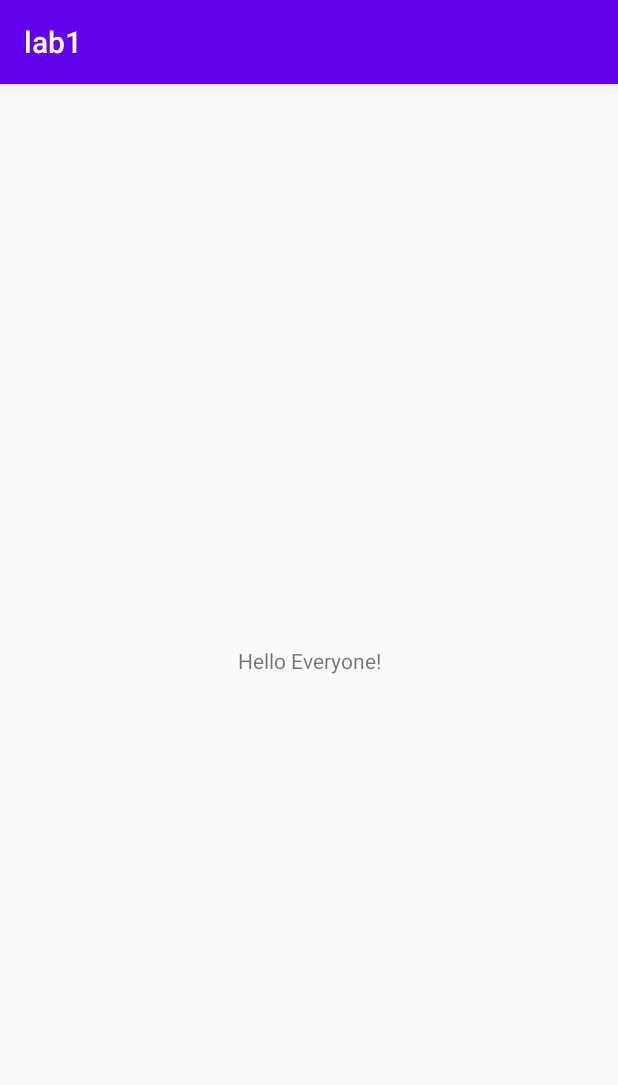
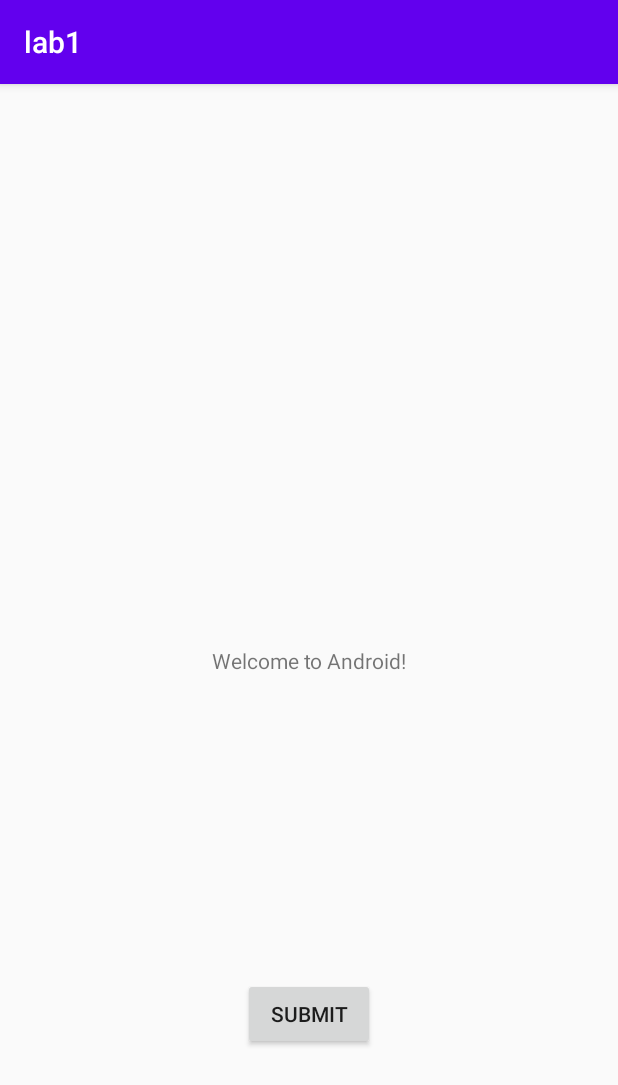
Before and after one commit to CS407-Fall-2021/lab1-adipatel7, an Android app: the screen it shows after launch (LabActivity), on a phone screen of 412 x 824 dp. Shown: the top 1085 px of the screen. Run offline under Robolectric (Android 15) with nearby library versions, the phone set to English and light mode, and no system bars.

Commit message:
Milestone 2

```diff
--- a/app/src/main/res/layout/activity_main.xml
+++ b/app/src/main/res/layout/activity_main.xml
@@ -7,12 +7,23 @@
     tools:context=".LabActivity">
 
     <TextView
+        android:id="@+id/textView"
         android:layout_width="wrap_content"
         android:layout_height="wrap_content"
-        android:text="Hello Everyone!"
+        android:text="Welcome to Android!"
         app:layout_constraintBottom_toBottomOf="parent"
         app:layout_constraintLeft_toLeftOf="parent"
         app:layout_constraintRight_toRightOf="parent"
         app:layout_constraintTop_toTopOf="parent" />
 
+    <Button
+        android:id="@+id/button"
+        android:layout_width="wrap_content"
+        android:layout_height="wrap_content"
+        android:layout_marginBottom="124dp"
+        android:text="Submit"
+        app:layout_constraintBottom_toBottomOf="parent"
+        app:layout_constraintEnd_toEndOf="parent"
+        app:layout_constraintStart_toStartOf="parent" />
+
 </androidx.constraintlayout.widget.ConstraintLayout>
```
